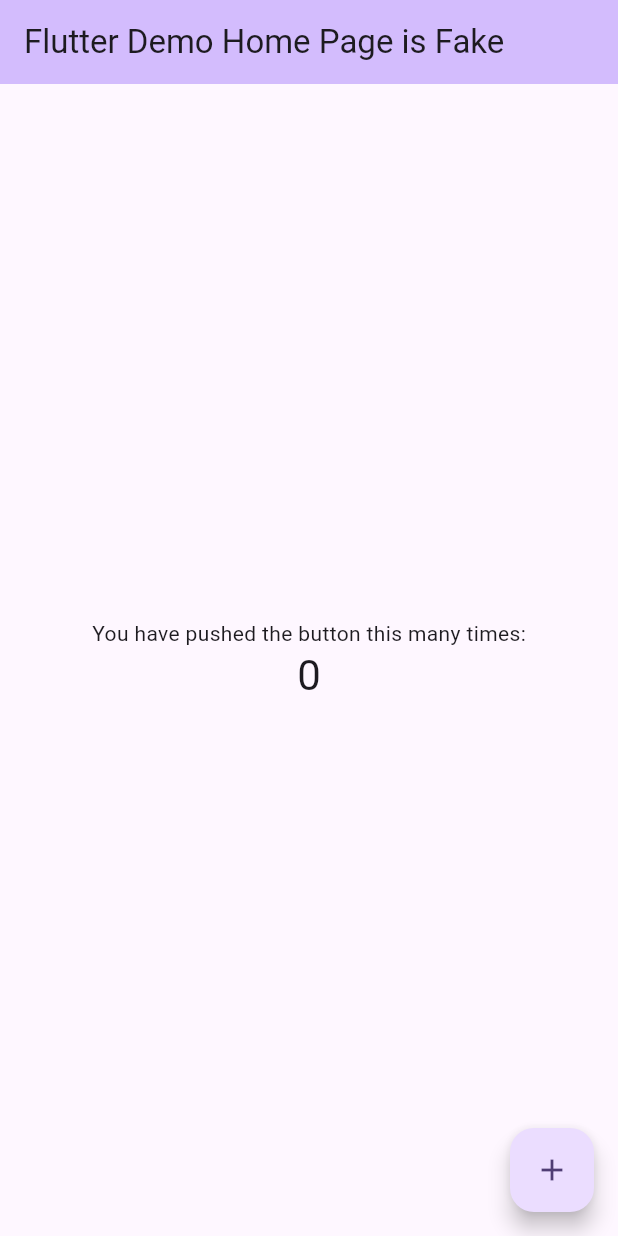
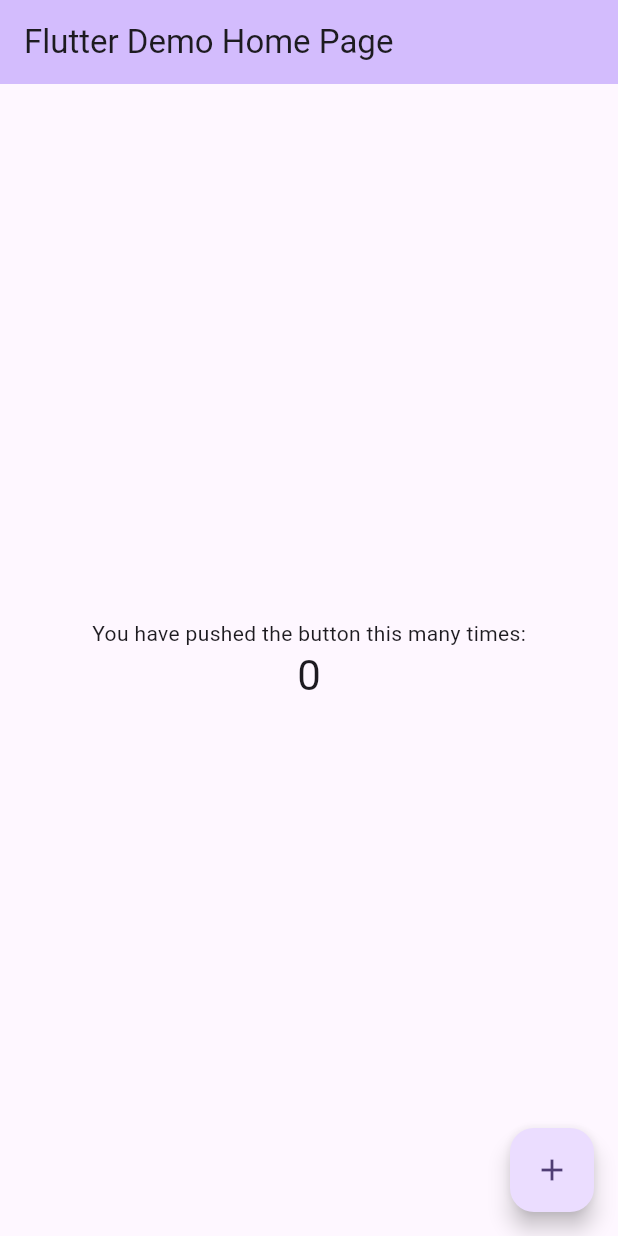
Before and after one commit to AravindIM/flutter-ci, a Flutter app: the screen it shows after launch, on a phone screen of 412 x 824 dp. Run offline on Flutter 3.47's test engine with Material 2 defaults, Android fonts, the phone set to English and light mode, and no system bars.

Commit message:
feat(fake): fake features

```diff
--- a/lib/main.dart
+++ b/lib/main.dart
@@ -31,7 +31,7 @@ class MyApp extends StatelessWidget {
         colorScheme: ColorScheme.fromSeed(seedColor: Colors.deepPurple),
         useMaterial3: true,
       ),
-      home: const MyHomePage(title: 'Flutter Demo Home Page is Fake'),
+      home: const MyHomePage(title: 'Flutter Demo Home Page'),
     );
   }
 }
```
